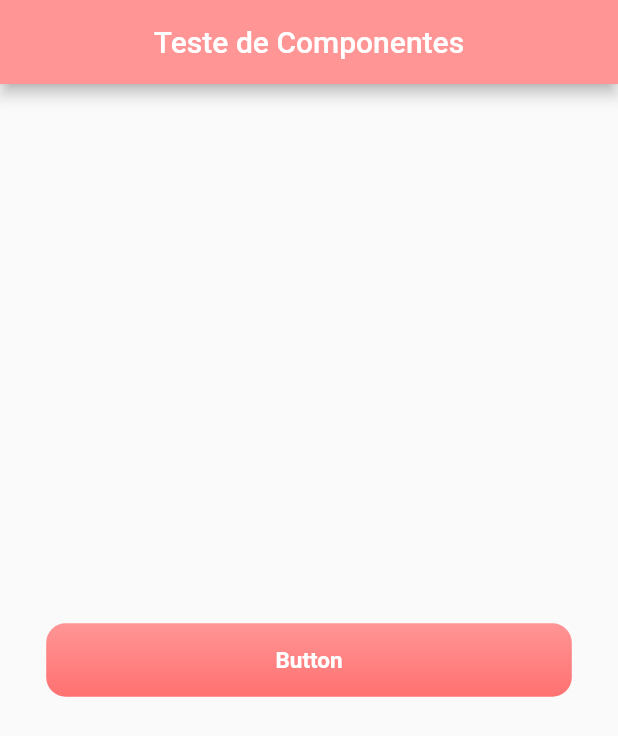
After one commit to Psykhepathos/Agua_App, a Flutter app: the Home screen opened directly, on a phone screen of 412 x 824 dp. The commit adds this screen. Shown: the top 736 px of the screen. Run offline on Flutter 3.47's test engine with Material 2 defaults, Android fonts, the phone set to English and light mode, and no system bars.

Commit message:
inicio da componentização

```diff
--- /dev/null
+++ b/lib/component_test_page.dart
@@ -0,0 +1,35 @@
+import 'package:flutter/material.dart';
+import 'package:flutter_application_1/components/buttons.dart';
+import 'components/buttons.dart';
+
+main() {
+  runApp(const AppWidget());
+}
+
+class AppWidget extends StatelessWidget {
+  const AppWidget({Key? key}) : super(key: key);
+  Widget build(BuildContext context) {
+    return MaterialApp(
+      theme: ThemeData().copyWith(
+        colorScheme: ThemeData()
+            .colorScheme
+            .copyWith(primary: const Color.fromRGBO(255, 149, 149, 1)),
+        errorColor: Colors.purple,
+      ),
+      home: Home(),
+    );
+  }
+}
+
+class Home extends StatelessWidget {
+  @override
+  Widget build(BuildContext context) {
+    return Scaffold(
+      appBar: AppBar(
+        title: Text('Teste de Componentes'),
+        centerTitle: true,
+      ),
+      body: Center(child: Buttons.largeButton(context, function: () {})),
+    );
+  }
+}
--- /dev/null
+++ b/lib/components/buttons.dart
@@ -0,0 +1,46 @@
+import 'package:flutter/material.dart';
+
+class Buttons {
+  static Widget largeButton(context,
+      {Function()? function,
+      String texto = "Button",
+      double width = 0,
+      List<Color> colors}) {
+    return Container(
+      height: MediaQuery.of(context).size.height / 16.83636,
+      width: (width == 0) ? MediaQuery.of(context).size.width / 1.17582 : width,
+      decoration: BoxDecoration(
+        borderRadius: BorderRadius.circular(13.0),
+        gradient: const LinearGradient(
+          begin: Alignment(0.0, -1.0),
+          end: Alignment(0.0, 1.0),
+          colors: [
+            Color.fromARGB(255, 255, 149, 149),
+            Color.fromARGB(255, 255, 113, 113)
+          ],
+          stops: [0.0, 1.0],
+        ),
+      ),
+      child: ElevatedButton(
+        onPressed: function,
+        child: Text(
+          texto,
+          style: const TextStyle(
+            fontWeight: FontWeight.bold,
+            fontSize: 15,
+            color: Colors.white,
+          ),
+        ),
+        style: ButtonStyle(
+          backgroundColor: MaterialStateProperty.all<Color>(Colors.transparent),
+          shadowColor: MaterialStateProperty.all<Color>(Colors.transparent),
+          shape: MaterialStateProperty.all<RoundedRectangleBorder>(
+            RoundedRectangleBorder(
+              borderRadius: BorderRadius.circular(13),
+            ),
+          ),
+        ),
+      ),
+    );
+  }
+}
```
Also changed, not shown: lib/pagina_principal.dart (+7 -3 lines).
